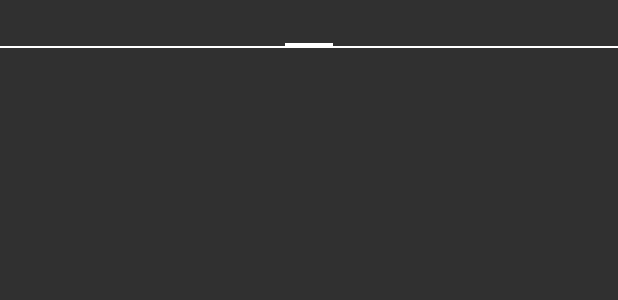
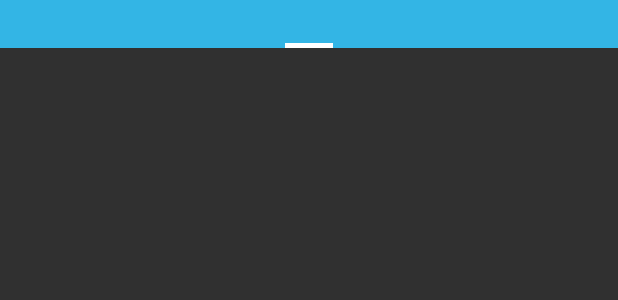
Before and after one commit to lidavidm/music-practice-tools, an Android app: the layout main.xml on its own in the app's theme, with its tools: preview values and no code run, on a phone screen of 412 x 824 dp. Shown: the top 300 px of the screen. Run offline under Robolectric (Android 15) with nearby library versions, the phone set to English and light mode, and no system bars.

```diff
--- a/app/src/main/res/layout/main.xml
+++ b/app/src/main/res/layout/main.xml
@@ -14,6 +14,8 @@
             android:layout_width="match_parent"
             android:layout_height="wrap_content"
             android:layout_gravity="top"
+            android:background="#33b5e5"
+            android:textColor="#fff"
             android:paddingBottom="4dp"
             android:paddingTop="4dp" />
     </android.support.v4.view.ViewPager>
```
Also changed, not shown: app/src/main/java/com/proch/practicehub/MainActivity.java (+0 -27 lines).
